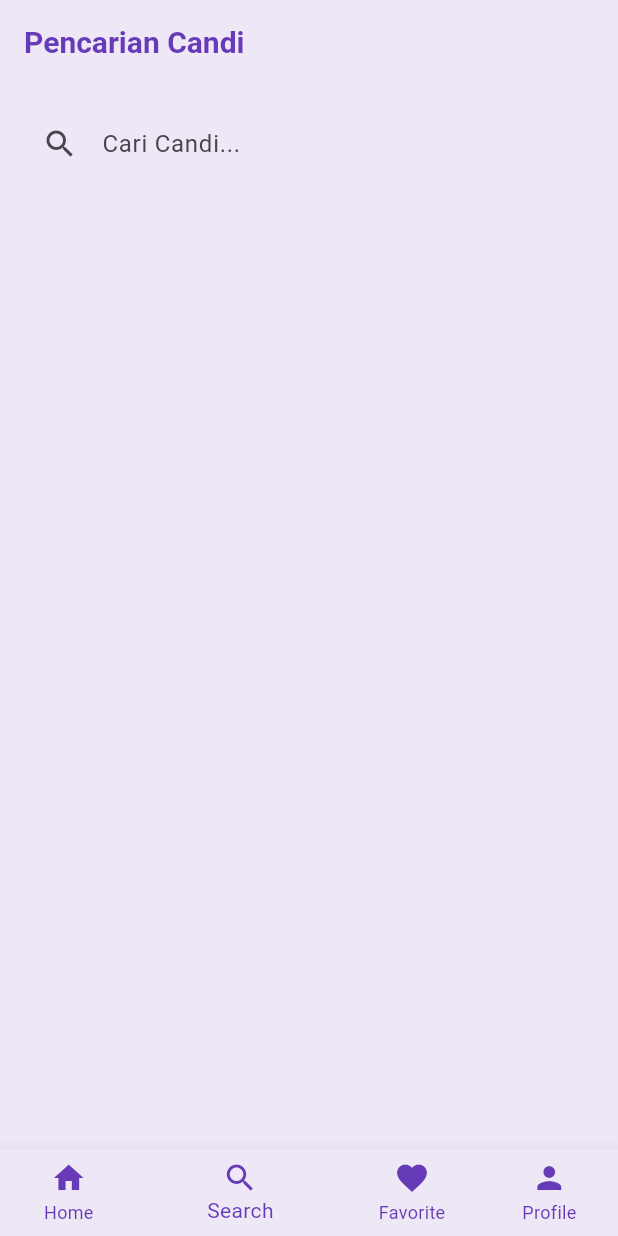
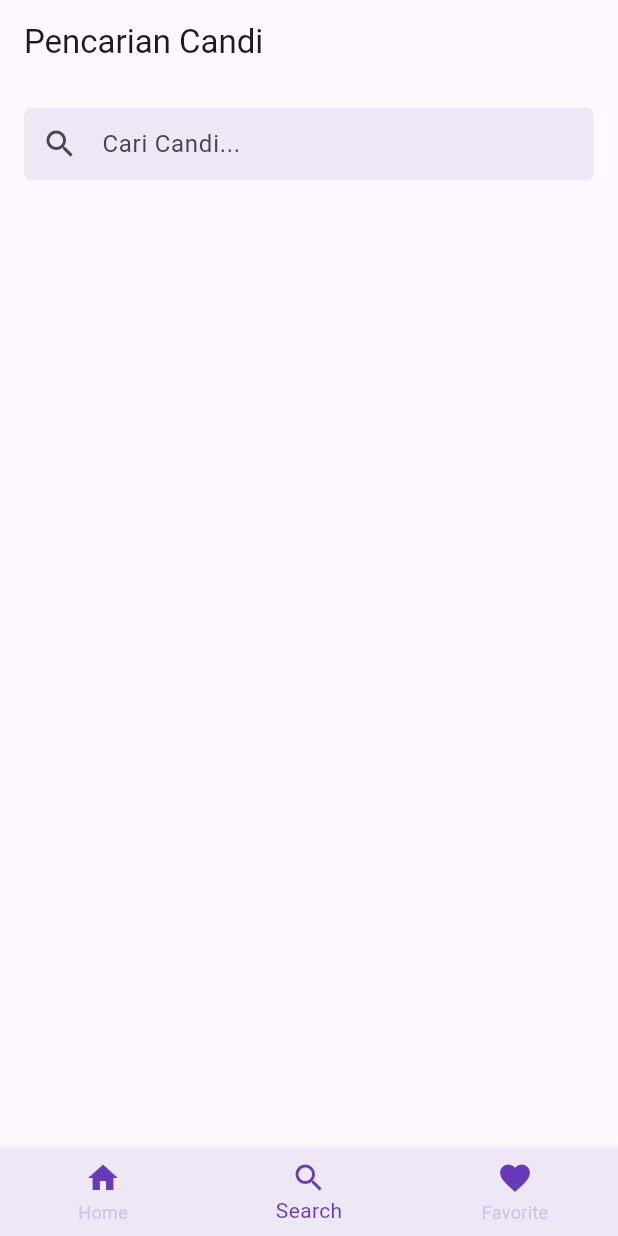
Before and after one commit to mayangsarinr/wisata_candi_mayangsari, a Flutter app: the MainScreen screen opened directly, item 2 of the bottom bar chosen, on a phone screen of 412 x 824 dp. Run offline on Flutter 3.47's test engine with Material 3 defaults, Android fonts, the phone set to English and light mode, and no system bars.

Commit message:
Update main.dart

```diff
--- a/lib/main.dart
+++ b/lib/main.dart
@@ -9,7 +9,14 @@ import 'package:wisata_candi/screens/search_screen.dart';
 import 'package:wisata_candi/screens/favorite_screen.dart';
 
 void main() {
-  runApp(const MyApp());
+  runApp(MaterialApp(
+      initialRoute: '/',
+      routes:{
+        '/':(context) => SignUpScreen(),
+        '/SignInScreen' : (context) => SignInScreen(),
+        // '/SignUpScreen' : (context) => SignUpScreen(),
+      }
+  ));
 }
 
 class MyApp extends StatelessWidget {
@@ -19,7 +26,6 @@ class MyApp extends StatelessWidget {
   @override
   Widget build(BuildContext context) {
     return MaterialApp(
-      debugShowCheckedModeBanner: false,
       title: 'Wisata Candi',
       theme: ThemeData(
         appBarTheme: const AppBarTheme(
@@ -40,6 +46,7 @@ class MyApp extends StatelessWidget {
     );
   }
 }
+
 class MainScreen extends StatefulWidget {
   const MainScreen({super.key});
 
@@ -48,9 +55,9 @@ class MainScreen extends StatefulWidget {
 }
 
 class _MainScreenState extends State<MainScreen> {
-  //TODO: 1. Deklarasikan variabel
-  int _currentIndex =0;
-  final List<Widget> _children = [
+  // TODO: 1. Deklarasi Variabel
+  int _currentIndex = 0;
+  final List<Widget>_children = [
     HomeScreen(),
     SearchScreen(),
     FavoriteScreen(),
@@ -60,45 +67,40 @@ class _MainScreenState extends State<MainScreen> {
   @override
   Widget build(BuildContext context) {
     return Scaffold(
-      //TODO: 2. Buat properti body berupa widget yang ditampilkan
+      // TODO: 2. Buat properti body berupa widget yang ditampilkan
       body: _children[_currentIndex],
-      //TODO: 3. Buat properti bottomNavigationBar dengan nilai Theme
+      // TODO: 3. Buat properti bottomNavigationBar dengan nilai Theme
       bottomNavigationBar: Theme(
-        //TODO: 4. Buat data dan child dari Theme
+        // TODO: 4. Buat data dan child dari Theme
           data: Theme.of(context).copyWith(
-          canvasColor: Colors.deepPurple[50],
+            canvasColor: Colors.deepPurple[50]
           ),
           child: BottomNavigationBar(
+            selectedItemColor: Colors.deepPurple,
+            unselectedItemColor: Colors.deepPurple[100],
+            showUnselectedLabels: true,
             currentIndex: _currentIndex,
             onTap: (index){
               setState(() {
                 _currentIndex = index;
               });
             },
-          items: const[
+            items: [
               BottomNavigationBarItem(
-              icon: Icon(Icons.home, color: Colors.deepPurple,),
+                icon: Icon(Icons.home, color: Colors.deepPurple),
                 label: 'Home',
               ),
               BottomNavigationBarItem(
-                icon: Icon(Icons.search, color: Colors.deepPurple,),
+                icon: Icon(Icons.search, color: Colors.deepPurple),
                 label: 'Search',
               ),
               BottomNavigationBarItem(
-                icon: Icon(Icons.favorite, color: Colors.deepPurple,),
+                icon: Icon(Icons.favorite, color: Colors.deepPurple),
                 label: 'Favorite',
               ),
-            BottomNavigationBarItem(
-                icon: Icon(Icons.person, color: Colors.deepPurple,),
-                label: 'Profile',
-            ),
             ],
-          selectedItemColor: Colors.deepPurple,
-          unselectedItemColor: Colors.deepPurple,
-          showUnselectedLabels: true,
           ),
       ),
-
     );
   }
 }
```
Lines whose indentation alone changed are shown as unchanged.
